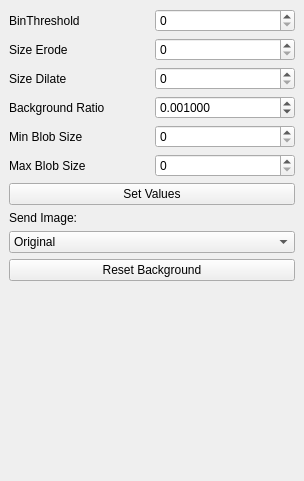
First picture: the form in BioTracker/Plugin/BackgroundSubtraction/View/TrackerParameterView.ui, repository BioroboticsLab/biotracker_core, before the edit.
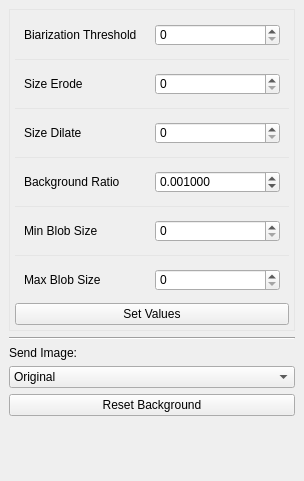
Second picture: the form after the edit.

Commit message: added annotation color change possiblity

The edit to the form file:
```diff
--- a/BioTracker/Plugin/BackgroundSubtraction/View/TrackerParameterView.ui
+++ b/BioTracker/Plugin/BackgroundSubtraction/View/TrackerParameterView.ui
@@ -68,11 +68,42 @@
        <item>
         <layout class="QVBoxLayout" name="verticalLayout">
          <item>
+          <widget class="QFrame" name="frame">
+           <property name="styleSheet">
+            <string notr="true">#frame{color: #e5e5e5;}</string>
+           </property>
+           <property name="frameShape">
+            <enum>QFrame::Box</enum>
+           </property>
+           <property name="frameShadow">
+            <enum>QFrame::Plain</enum>
+           </property>
+           <layout class="QVBoxLayout" name="verticalLayout_2">
+            <property name="spacing">
+             <number>3</number>
+            </property>
+            <property name="leftMargin">
+             <number>5</number>
+            </property>
+            <property name="topMargin">
+             <number>5</number>
+            </property>
+            <property name="rightMargin">
+             <number>5</number>
+            </property>
+            <property name="bottomMargin">
+             <number>5</number>
+            </property>
+            <item>
+             <widget class="QWidget" name="widgetBinThr" native="true">
+              <property name="toolTip">
+               <string>Set the binarization threshold</string>
+              </property>
           <layout class="QHBoxLayout" name="horizontalLayout_2">
            <item>
             <widget class="QLabel" name="label_2">
              <property name="text">
-              <string>BinThreshold</string>
+                  <string>Biarization Threshold</string>
              </property>
             </widget>
            </item>
@@ -84,8 +115,26 @@
             </widget>
            </item>
           </layout>
+             </widget>
          </item>
          <item>
+             <widget class="Line" name="line_2">
+              <property name="styleSheet">
+               <string notr="true">color: #e5e5e5;</string>
+              </property>
+              <property name="frameShadow">
+               <enum>QFrame::Plain</enum>
+              </property>
+              <property name="orientation">
+               <enum>Qt::Horizontal</enum>
+              </property>
+             </widget>
+            </item>
+            <item>
+             <widget class="QWidget" name="widgetSizeErode" native="true">
+              <property name="toolTip">
+               <string>Set the erosion size</string>
+              </property>
           <layout class="QHBoxLayout" name="horizontalLayout_6">
            <item>
             <widget class="QLabel" name="label_3">
@@ -102,8 +151,26 @@
             </widget>
            </item>
           </layout>
+             </widget>
          </item>
          <item>
+             <widget class="Line" name="line_3">
+              <property name="styleSheet">
+               <string notr="true">color: #e5e5e5;</string>
+              </property>
+              <property name="frameShadow">
+               <enum>QFrame::Plain</enum>
+              </property>
+              <property name="orientation">
+               <enum>Qt::Horizontal</enum>
+              </property>
+             </widget>
+            </item>
+            <item>
+             <widget class="QWidget" name="widgetSizeDil" native="true">
+              <property name="toolTip">
+               <string>Set the dilation size</string>
+              </property>
           <layout class="QHBoxLayout" name="horizontalLayout_7">
            <item>
             <widget class="QLabel" name="label_4">
@@ -120,8 +187,26 @@
             </widget>
            </item>
           </layout>
+             </widget>
          </item>
          <item>
+             <widget class="Line" name="line_4">
+              <property name="styleSheet">
+               <string notr="true">color: #e5e5e5;</string>
+              </property>
+              <property name="frameShadow">
+               <enum>QFrame::Plain</enum>
+              </property>
+              <property name="orientation">
+               <enum>Qt::Horizontal</enum>
+              </property>
+             </widget>
+            </item>
+            <item>
+             <widget class="QWidget" name="widgetBackgroundRatio" native="true">
+              <property name="toolTip">
+               <string>Set the background ratio</string>
+              </property>
           <layout class="QHBoxLayout" name="horizontalLayout_8">
            <item>
             <widget class="QLabel" name="label_7">
@@ -150,8 +235,26 @@
             </widget>
            </item>
           </layout>
+             </widget>
          </item>
          <item>
+             <widget class="Line" name="line_5">
+              <property name="styleSheet">
+               <string notr="true">color: #e5e5e5;</string>
+              </property>
+              <property name="frameShadow">
+               <enum>QFrame::Plain</enum>
+              </property>
+              <property name="orientation">
+               <enum>Qt::Horizontal</enum>
+              </property>
+             </widget>
+            </item>
+            <item>
+             <widget class="QWidget" name="widgetMinBlob" native="true">
+              <property name="toolTip">
+               <string>Set the minimal blob size</string>
+              </property>
           <layout class="QHBoxLayout" name="horizontalLayout_10">
            <item>
             <widget class="QLabel" name="label_8">
@@ -168,8 +271,26 @@
             </widget>
            </item>
           </layout>
+             </widget>
          </item>
          <item>
+             <widget class="Line" name="line_6">
+              <property name="styleSheet">
+               <string notr="true">color: #e5e5e5;</string>
+              </property>
+              <property name="frameShadow">
+               <enum>QFrame::Plain</enum>
+              </property>
+              <property name="orientation">
+               <enum>Qt::Horizontal</enum>
+              </property>
+             </widget>
+            </item>
+            <item>
+             <widget class="QWidget" name="widgetMaxBlob" native="true">
+              <property name="toolTip">
+               <string>Sets the maximum blob size</string>
+              </property>
           <layout class="QHBoxLayout" name="horizontalLayout_3">
            <item>
             <widget class="QLabel" name="label_9">
@@ -189,11 +310,22 @@
             </widget>
            </item>
           </layout>
+             </widget>
          </item>
          <item>
           <widget class="QPushButton" name="pushButton">
            <property name="text">
             <string>Set Values</string>
+              </property>
+             </widget>
+            </item>
+           </layout>
+          </widget>
+         </item>
+         <item>
+          <widget class="Line" name="line">
+           <property name="orientation">
+            <enum>Qt::Horizontal</enum>
            </property>
           </widget>
          </item>
```
Left out of the diff: 3 changed lines with no effect on the pictures. Lines whose indentation alone changed are shown as unchanged. The commit also changes 13 other files.
